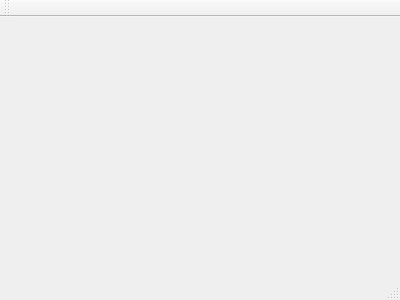
First picture: the form in T1/mainwindow.ui, repository Natalia944/Qt-Tutorial-1, before the edit.
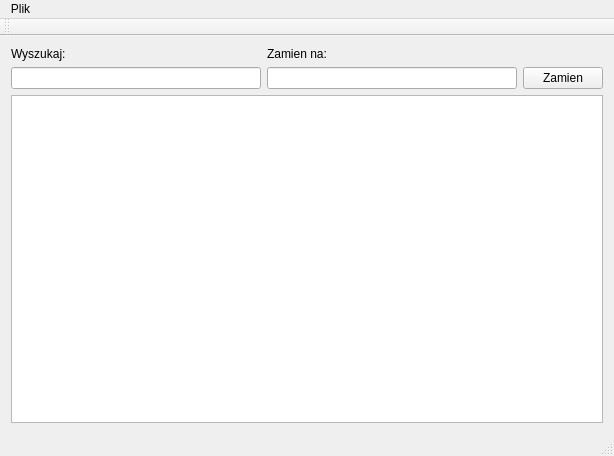
Second picture: the form after the edit.

The edit to the form file:
```diff
--- a/T1/mainwindow.ui
+++ b/T1/mainwindow.ui
@@ -1,24 +1,103 @@
 <ui version="4.0">
  <class>MainWindow</class>
- <widget class="QMainWindow" name="MainWindow" >
-  <property name="geometry" >
+ <widget class="QMainWindow" name="MainWindow">
+  <property name="geometry">
    <rect>
     <x>0</x>
     <y>0</y>
-    <width>400</width>
-    <height>300</height>
+    <width>614</width>
+    <height>456</height>
    </rect>
   </property>
   <property name="windowTitle" >
    <string>MainWindow</string>
   </property>
-  <widget class="QMenuBar" name="menuBar" />
-  <widget class="QToolBar" name="mainToolBar" />
-  <widget class="QWidget" name="centralWidget" />
-  <widget class="QStatusBar" name="statusBar" />
+  <widget class="QWidget" name="centralWidget">
+   <layout class="QGridLayout" name="gridLayout">
+    <item row="1" column="1">
+     <widget class="QLineEdit" name="zamien_na"/>
+    </item>
+    <item row="1" column="0">
+     <widget class="QLineEdit" name="wyszukaj"/>
+    </item>
+    <item row="0" column="0">
+     <widget class="QLabel" name="label">
+      <property name="text">
+       <string>Wyszukaj:</string>
+      </property>
+     </widget>
+    </item>
+    <item row="0" column="1">
+     <widget class="QLabel" name="label_2">
+      <property name="text">
+       <string>Zamien na:</string>
+      </property>
+     </widget>
+    </item>
+    <item row="1" column="2">
+     <widget class="QPushButton" name="przycisk">
+      <property name="text">
+       <string>Zamien</string>
+      </property>
+     </widget>
+    </item>
+    <item row="2" column="0" colspan="3">
+     <widget class="QTextEdit" name="poleTekstowe"/>
+    </item>
+   </layout>
+  </widget>
+  <widget class="QMenuBar" name="menuBar">
+   <property name="geometry">
+    <rect>
+     <x>0</x>
+     <y>0</y>
+     <width>614</width>
+     <height>18</height>
+    </rect>
+   </property>
+   <widget class="QMenu" name="menuPlik">
+    <property name="title">
+     <string>Plik</string>
+    </property>
+    <addaction name="actionOtw_rz"/>
+    <addaction name="actionZapisz_jako"/>
+    <addaction name="actionZapisz"/>
+    <addaction name="separator"/>
+    <addaction name="actionZamknij"/>
+   </widget>
+   <addaction name="menuPlik"/>
+  </widget>
+  <widget class="QToolBar" name="mainToolBar">
+   <attribute name="toolBarArea">
+    <enum>TopToolBarArea</enum>
+   </attribute>
+   <attribute name="toolBarBreak">
+    <bool>false</bool>
+   </attribute>
+  </widget>
+  <widget class="QStatusBar" name="statusBar"/>
+  <action name="actionOtw_rz">
+   <property name="text">
+    <string>Otwórz</string>
+   </property>
+  </action>
+  <action name="actionZamknij">
+   <property name="text">
+    <string>Zamknij</string>
+   </property>
+  </action>
+  <action name="actionZapisz_jako">
+   <property name="text">
+    <string>Zapisz jako...</string>
+   </property>
+  </action>
+  <action name="actionZapisz">
+   <property name="text">
+    <string>Zapisz</string>
+   </property>
+  </action>
  </widget>
- <layoutDefault spacing="6" margin="11" />
- <pixmapfunction></pixmapfunction>
+ <layoutdefault spacing="6" margin="11"/>
  <resources/>
  <connections/>
 </ui>
```
Left out of the diff: 3 changed lines with no effect on the pictures.
